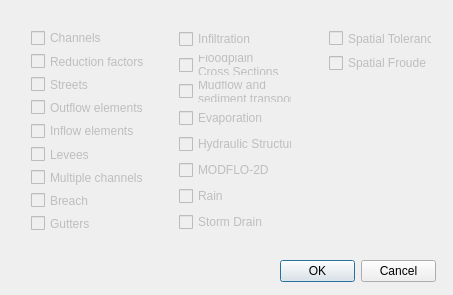
FLO-2DSoftware/qgis-flo-2d-plugin, file flo2d/ui/components.ui: the form before one commit.
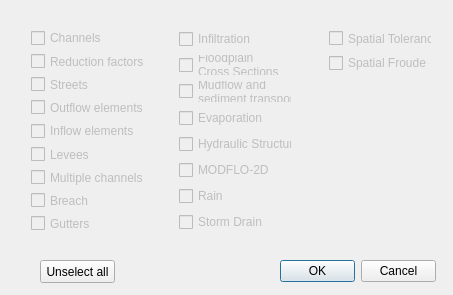
The form after the commit.

Diff of the .ui file:
```diff
--- a/flo2d/ui/components.ui
+++ b/flo2d/ui/components.ui
@@ -35,7 +35,7 @@
     <set>QDialogButtonBox::Cancel|QDialogButtonBox::Ok</set>
    </property>
   </widget>
-  <widget class="QWidget" name="">
+  <widget class="QWidget" name="layoutWidget">
    <property name="geometry">
     <rect>
      <x>170</x>
@@ -153,7 +153,7 @@
     </item>
    </layout>
   </widget>
-  <widget class="QWidget" name="">
+  <widget class="QWidget" name="layoutWidget">
    <property name="geometry">
     <rect>
      <x>22</x>
@@ -282,7 +282,7 @@
     </item>
    </layout>
   </widget>
-  <widget class="QWidget" name="">
+  <widget class="QWidget" name="layoutWidget">
    <property name="geometry">
     <rect>
      <x>320</x>
@@ -320,6 +320,19 @@
     </item>
    </layout>
   </widget>
+  <widget class="QPushButton" name="unselect_all_btn">
+   <property name="geometry">
+    <rect>
+     <x>40</x>
+     <y>260</y>
+     <width>75</width>
+     <height>23</height>
+    </rect>
+   </property>
+   <property name="text">
+    <string>Unselect all</string>
+   </property>
+  </widget>
  </widget>
  <layoutdefault spacing="6" margin="9"/>
  <resources/>
```
